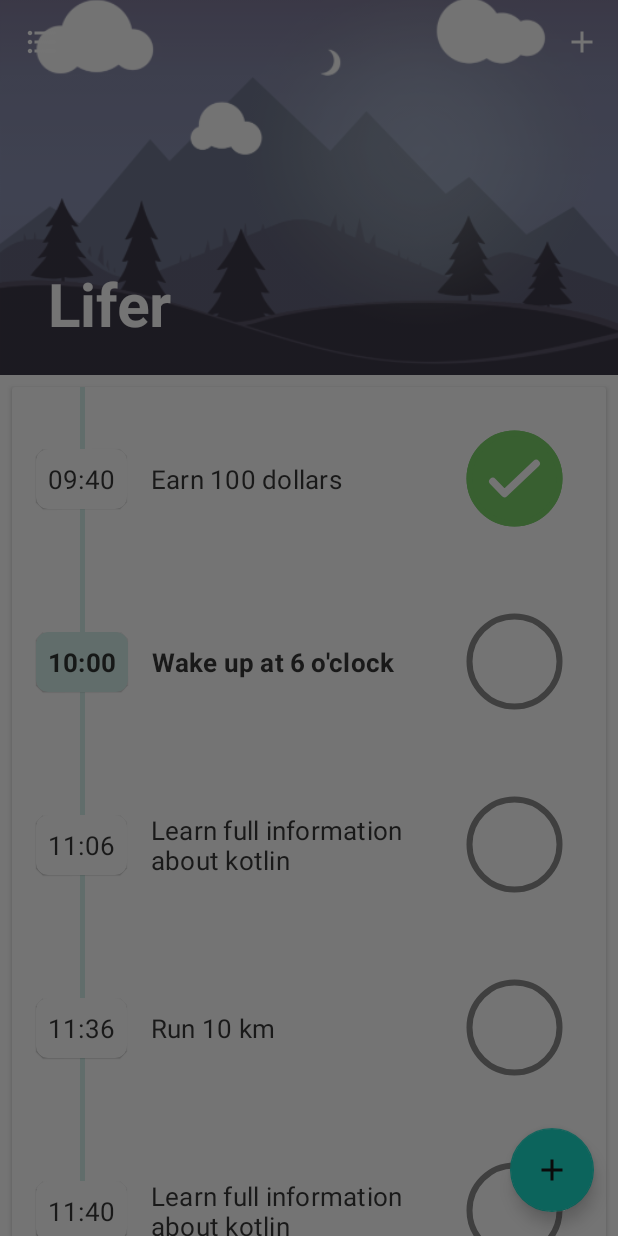
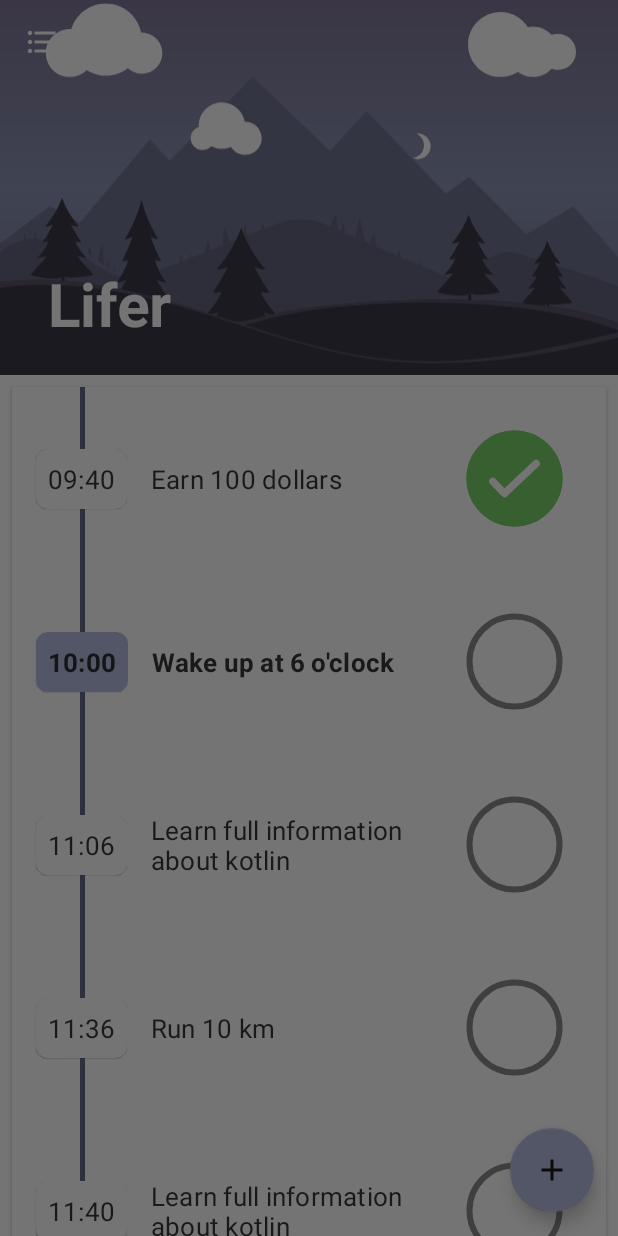
Before and after one commit to Halulkin/Lifer, an Android app: the fragment ScheduleFragment placed in its activity, after a tap on an icon or button, on a phone screen of 412 x 824 dp. Run offline under Robolectric (Android 15) with nearby library versions, the phone set to English and light mode, and no system bars; our stand-ins replace ButterKnife, Picasso; libraries missing offline, so code that uses them is left out: com.nineoldandroids.animation; 1 statement that could not run was skipped.

Commit message:
Обновление на маке

```diff
--- a/app/src/main/java/com/halulkin/lifer/MainActivity.java
+++ b/app/src/main/java/com/halulkin/lifer/MainActivity.java
@@ -3,27 +3,33 @@ package com.halulkin.lifer;
 import android.content.Intent;
 import android.graphics.drawable.Drawable;
 import android.os.Bundle;
-import com.google.android.material.appbar.AppBarLayout;
-import com.google.android.material.floatingactionbutton.FloatingActionButton;
-import androidx.fragment.app.FragmentManager;
-import androidx.appcompat.app.AppCompatActivity;
-import androidx.appcompat.widget.Toolbar;
-import android.view.Menu;
-import android.view.MenuItem;
 import android.view.View;
 import android.widget.ImageView;
 
+import androidx.appcompat.app.AppCompatActivity;
+import androidx.appcompat.widget.Toolbar;
+import androidx.fragment.app.FragmentManager;
+
+import com.google.android.material.appbar.AppBarLayout;
+import com.google.android.material.floatingactionbutton.FloatingActionButton;
 import com.halulkin.lifer.CreatorsActivity.NewScheduleActivity;
 import com.halulkin.lifer.CreatorsActivity.NewTargetTemplate;
 import com.halulkin.lifer.flowingdrawer_core.ElasticDrawer;
 import com.halulkin.lifer.flowingdrawer_core.FlowingDrawer;
+
+import butterknife.BindView;
+import butterknife.ButterKnife;
+import butterknife.OnClick;
 
 public class MainActivity extends AppCompatActivity implements AppBarLayout.OnOffsetChangedListener {
 
     public FlowingDrawer mDrawer;
     private AppBarLayout appBarLayout;
     private Toolbar toolbar;
-    private FloatingActionButton floatingActionButton;
+
+    @BindView(R.id.floating_action_button)
+    FloatingActionButton floating_action_button;
+
     private ImageView collapsingToolbarImage, collapsingToolbarImage2, collapsingToolbarImage3, collapsingToolbarImage4, collapsingToolbarImage5;
     private Drawable menuItemIconDrawable, navigationIconDrawable;
     public static int fragmentId = 1;
@@ -35,8 +41,7 @@ public class MainActivity extends AppCompatActivity implements AppBarLayout.OnOf
     protected void onCreate(Bundle savedInstanceState) {
         super.onCreate(savedInstanceState);
         setContentView(R.layout.activity_main);
-
-        floatingActionButton = findViewById(R.id.floating_action_button);
+        ButterKnife.bind(this);
 
         mDrawer = findViewById(R.id.drawerLayout);
         mDrawer.setTouchMode(ElasticDrawer.TOUCH_MODE_BEZEL);
@@ -53,6 +58,18 @@ public class MainActivity extends AppCompatActivity implements AppBarLayout.OnOf
 
         setupToolbar();
         setupMenu();
+
+    }
+
+    @OnClick(R.id.floating_action_button)
+    public void setFloating_action_button() {
+        if (fragmentId == 1) {
+            Intent intent = new Intent(MainActivity.this, NewTargetTemplate.class);
+            startActivity(intent);
+        } else if (fragmentId == 2) {
+            Intent intent = new Intent(MainActivity.this, NewScheduleActivity.class);
+            startActivity(intent);
+        }
     }
 
     public void expandToolbar() {
@@ -94,6 +111,7 @@ public class MainActivity extends AppCompatActivity implements AppBarLayout.OnOf
     }
 
     public void changeCollapsingToolbarImage(int imageNumber) {
+
         if (imageNumber == 1) {
             collapsingToolbarImage.setScaleType(ImageView.ScaleType.CENTER_CROP);
             collapsingToolbarImage.setImageResource(R.drawable._1);
@@ -116,35 +134,18 @@ public class MainActivity extends AppCompatActivity implements AppBarLayout.OnOf
         }
     }
 
-    @Override
-    public boolean onCreateOptionsMenu(Menu menu) {
-        getMenuInflater().inflate(R.menu.menu_main, menu);
-        menuItemIconDrawable = menu.findItem(R.id.action_create_new).getIcon();
-        navigationIconDrawable = toolbar.getNavigationIcon();
-
-        if (menuItemIconDrawable != null) {
-            menuItemIconDrawable.mutate();
-        }
-
-        return true;
-    }
-
-    @Override
-    public boolean onOptionsItemSelected(MenuItem item) {
-        switch (item.getItemId()) {
-            case R.id.action_create_new:
-                if (fragmentId == 1) {
-                    Intent intent = new Intent(MainActivity.this, NewTargetTemplate.class);
-                    startActivity(intent);
-                } else if (fragmentId == 2) {
-                    Intent intent = new Intent(MainActivity.this, NewScheduleActivity.class);
-                    startActivity(intent);
-                }
-                return true;
-            default:
-                return super.onOptionsItemSelected(item);
-        }
-    }
+//    @Override
+//    public boolean onCreateOptionsMenu(Menu menu) {
+//        getMenuInflater().inflate(R.menu.menu_main, menu);
+//        menuItemIconDrawable = menu.findItem(R.id.action_create_new).getIcon();
+//        navigationIconDrawable = toolbar.getNavigationIcon();
+//
+//        if (menuItemIconDrawable != null) {
+//            menuItemIconDrawable.mutate();
+//        }
+//
+//        return true;
+//    }
 
     @Override
     public void onOffsetChanged(AppBarLayout appBarLayout, int offset) {
--- a/app/src/main/java/com/halulkin/lifer/ScheduleFragment/ScheduleAdapter.java
+++ b/app/src/main/java/com/halulkin/lifer/ScheduleFragment/ScheduleAdapter.java
@@ -22,6 +22,7 @@ import java.util.ArrayList;
 import java.util.Calendar;
 import java.util.List;
 import java.util.Locale;
+import java.util.Objects;
 
 
 class ScheduleAdapter extends RecyclerView.Adapter<ScheduleAdapter.ViewHolder> {
@@ -57,7 +58,7 @@ class ScheduleAdapter extends RecyclerView.Adapter<ScheduleAdapter.ViewHolder> {
 
         try {
             Calendar cal = Calendar.getInstance();
-            cal.setTime(dateFormat.parse(time));
+            cal.setTime(Objects.requireNonNull(dateFormat.parse(time)));
             int hours = cal.get(Calendar.HOUR_OF_DAY);
             int minutes = cal.get(Calendar.MINUTE);
             parsedTime = (hours * 60) + minutes;
@@ -151,13 +152,8 @@ class ScheduleAdapter extends RecyclerView.Adapter<ScheduleAdapter.ViewHolder> {
         }
 
         private void startCheckAnimation() {
-            ValueAnimator animator = ValueAnimator.ofFloat(0f, 1f).setDuration(700);
-            animator.addUpdateListener(new ValueAnimator.AnimatorUpdateListener() {
-                @Override
-                public void onAnimationUpdate(ValueAnimator valueAnimator) {
-                    lvScheduleCheckBox.setProgress((Float) valueAnimator.getAnimatedValue());
-                }
-            });
+            ValueAnimator animator = ValueAnimator.ofFloat(0f, 1f).setDuration(450);
+            animator.addUpdateListener(valueAnimator -> lvScheduleCheckBox.setProgress((Float) valueAnimator.getAnimatedValue()));
 
             if (lvScheduleCheckBox.getProgress() == 0f) {
                 animator.start();
@@ -178,7 +174,7 @@ class ScheduleAdapter extends RecyclerView.Adapter<ScheduleAdapter.ViewHolder> {
 //        }
 
         public void setActiveColor() {
-            cvScheduleTime.setCardBackgroundColor(Color.parseColor("#D1EEE9"));
+            cvScheduleTime.setCardBackgroundColor(Color.parseColor("#b0b7dd"));
         }
 
         void setInActiveColor() {
--- a/app/src/main/java/com/halulkin/lifer/ScheduleFragment/ScheduleFragment.java
+++ b/app/src/main/java/com/halulkin/lifer/ScheduleFragment/ScheduleFragment.java
@@ -39,11 +39,11 @@ public class ScheduleFragment extends Fragment {
         ((MainActivity) Objects.requireNonNull(getActivity())).closeDrawer();
         ((MainActivity) Objects.requireNonNull(getActivity())).expandToolbar();
 
-        ((MainActivity)getActivity()).changeCollapsingToolbarImage(2);
+        ((MainActivity)getActivity()).changeCollapsingToolbarImage(1);
 
         rvSchedule = view.findViewById(R.id.rvSchedule);
         scheduleAdapter = new ScheduleAdapter();
-        linearLayoutManager = new LinearLayoutManager(getContext(), LinearLayoutManager.VERTICAL, false);
+        linearLayoutManager = new LinearLayoutManager(getContext(), RecyclerView.VERTICAL, false);
         rvSchedule.setLayoutManager(linearLayoutManager);
         rvSchedule.setAdapter(scheduleAdapter);
 
--- a/app/src/main/java/com/halulkin/lifer/TargetsFragment/TargetsFragment.java
+++ b/app/src/main/java/com/halulkin/lifer/TargetsFragment/TargetsFragment.java
@@ -1,5 +1,6 @@
 package com.halulkin.lifer.TargetsFragment;
 
+import android.annotation.SuppressLint;
 import android.os.Bundle;
 import androidx.annotation.NonNull;
 import androidx.annotation.Nullable;
@@ -32,6 +33,7 @@ public class TargetsFragment extends Fragment {
         return inflater.inflate(R.layout.targets_fragment, container, false);
     }
 
+    @SuppressLint("WrongConstant")
     @Override
     public void onViewCreated(@NonNull View view, @Nullable Bundle savedInstanceState) {
         super.onViewCreated(view, savedInstanceState);
@@ -59,35 +61,5 @@ public class TargetsFragment extends Fragment {
         targetsData.add(new TargetsModel("Wake up at 6 o'clock", "05.02.2019",false));
         targetsData.add(new TargetsModel("Run 1000 km", "05.02.2019",false));
         targetsData.add(new TargetsModel("Learn full information about kotlin", "2 weeks",false));
-        targetsData.add(new TargetsModel("Wake up at 6 o'clock", "1 month",false));
-        targetsData.add(new TargetsModel("Run 1000 km", "Tomorrow",false));
-        targetsData.add(new TargetsModel("Earn 1000 dollars", "Today",false));
-        targetsData.add(new TargetsModel("Wake up at 6 o'clock", "05.02.2019",false));
-        targetsData.add(new TargetsModel("Run 1000 km", "05.02.2019",false));
-        targetsData.add(new TargetsModel("Learn full information about kotlinkotlinkotlinkotlinkotlinkotlinkotlinkotlinkotlinkotlinkotlinkotlinkotlinkotlinkotlinkotlinkotlinkotlinkotlinkotlinkotlin", "05.02.2019",false));
-        targetsData.add(new TargetsModel("Wake up at 6 o'clock", "Today",false));
-        targetsData.add(new TargetsModel("Run 1000 km", "Tomorrow",false));
-        targetsData.add(new TargetsModel("Earn 1000 dollars", "Today",false));
-        targetsData.add(new TargetsModel("Wake up at 6 o'clock", "05.02.2019",false));
-        targetsData.add(new TargetsModel("Run 1000 km", "05.02.2019",false));
-        targetsData.add(new TargetsModel("Learn full information about kotlin", "05.02.2019",false));
-        targetsData.add(new TargetsModel("Wake up at 6 o'clock", "Today",false));
-        targetsData.add(new TargetsModel("Run 1000 km", "Tomorrow",false));
-        targetsData.add(new TargetsModel("Earn 1000 dollars", "Today",false));
-        targetsData.add(new TargetsModel("Wake up at 6 o'clock", "05.02.2019",false));
-        targetsData.add(new TargetsModel("Run 1000 km", "05.02.2019",false));
-        targetsData.add(new TargetsModel("Learn full information about kotlin", "05.02.2019",false));
-        targetsData.add(new TargetsModel("Wake up at 6 o'clock", "Today",false));
-        targetsData.add(new TargetsModel("Run 1000 km", "Tomorrow",false));
-        targetsData.add(new TargetsModel("Earn 1000 dollars", "Today",false));
-        targetsData.add(new TargetsModel("Wake up at 6 o'clock", "05.02.2019",false));
-        targetsData.add(new TargetsModel("Run 1000 km", "05.02.2019",false));
-        targetsData.add(new TargetsModel("Learn full information about kotlin", "05.02.2019",false));
-        targetsData.add(new TargetsModel("Wake up at 6 o'clock", "Today",false));
-        targetsData.add(new TargetsModel("Run 1000 km", "Tomorrow",false));
-        targetsData.add(new TargetsModel("Earn 1000 dollars", "Today",false));
-        targetsData.add(new TargetsModel("Wake up at 6 o'clock", "05.02.2019",false));
-        targetsData.add(new TargetsModel("Run 1000 km", "05.02.2019",false));
-        targetsData.add(new TargetsModel("Learn full information about kotlin", "05.02.2019",false));
     }
 }
--- a/app/src/main/res/drawable/drawer_highlight_color.xml
+++ b/app/src/main/res/drawable/drawer_highlight_color.xml
@@ -1,6 +1,3 @@
 <shape xmlns:android="http://schemas.android.com/apk/res/android" android:shape="rectangle">
-    <solid android:color="#59E1F5FE"/>
-    <!--<solid android:color="#59f0f0f0"/>-->
-
-    <!--<solid android:color="#E1F5FE"/>-->
+    <solid android:color="#26b0b5db"/>
 </shape>
--- a/app/src/main/res/layout/app_bar_main.xml
+++ b/app/src/main/res/layout/app_bar_main.xml
@@ -1,5 +1,6 @@
 <?xml version="1.0" encoding="utf-8"?>
 <androidx.coordinatorlayout.widget.CoordinatorLayout xmlns:android="http://schemas.android.com/apk/res/android"
+    xmlns:app="http://schemas.android.com/apk/res-auto"
     android:id="@+id/content"
     android:layout_width="match_parent"
     android:layout_height="match_parent"
@@ -24,8 +25,11 @@
         android:id="@+id/floating_action_button"
         android:layout_width="wrap_content"
         android:layout_height="wrap_content"
+        android:onClick="onCreateNew"
         android:layout_gravity="bottom|end"
+        android:outlineAmbientShadowColor="@color/black"
         android:layout_margin="16dp"
+        app:backgroundTint="@color/style_color_floating"
         android:src="@drawable/ic_add"/>
 
 </androidx.coordinatorlayout.widget.CoordinatorLayout>
--- a/app/src/main/res/layout/fragment_menu.xml
+++ b/app/src/main/res/layout/fragment_menu.xml
@@ -8,7 +8,7 @@
         android:layout_width="wrap_content"
         android:layout_height="match_parent"
         android:layout_gravity="start"
-        android:background="@android:color/transparent"
+        android:background="@android:color/white"
         app:headerLayout="@layout/view_global_menu_header"
         app:itemIconTint="@color/drawer_item_icon_color"
         app:itemTextColor="@color/drawer_item_text_color"
--- a/app/src/main/res/layout/schedule_fragment.xml
+++ b/app/src/main/res/layout/schedule_fragment.xml
@@ -7,6 +7,7 @@
     android:layout_marginStart="8dp"
     android:layout_marginTop="8dp"
     android:layout_marginEnd="8dp"
+    android:theme="@style/CustomTheme"
     card_view:cardCornerRadius="8dp"
     card_view:cardElevation="1dp">
 
--- a/app/src/main/res/layout/targets_fragment.xml
+++ b/app/src/main/res/layout/targets_fragment.xml
@@ -5,4 +5,5 @@
     android:layout_width="match_parent"
     android:layout_height="match_parent"
     android:scrollbars="none"
+    android:theme="@style/CustomTheme"
     app:layout_behavior="@string/appbar_scrolling_view_behavior" />
--- a/app/src/main/res/layout/view_feed_toolbar.xml
+++ b/app/src/main/res/layout/view_feed_toolbar.xml
@@ -20,14 +20,6 @@
         android:fitsSystemWindows="true"
         app:layout_collapseMode="parallax"
         app:layout_collapseParallaxMultiplier="0.5" />
-
-    <ImageView
-        android:id="@+id/expandedImage4"
-        android:layout_width="match_parent"
-        android:layout_height="match_parent"
-        android:fitsSystemWindows="true"
-        app:layout_collapseMode="parallax"
-        app:layout_collapseParallaxMultiplier="0." />
 
     <ImageView
         android:id="@+id/expandedImage3"
@@ -53,6 +45,14 @@
         app:layout_collapseMode="parallax"
         app:layout_collapseParallaxMultiplier="0.1" />
 
+    <ImageView
+        android:id="@+id/expandedImage4"
+        android:layout_width="match_parent"
+        android:layout_height="match_parent"
+        android:fitsSystemWindows="true"
+        app:layout_collapseMode="parallax"
+        app:layout_collapseParallaxMultiplier="0.4" />
+
     <androidx.appcompat.widget.Toolbar
         android:id="@+id/toolbar"
         android:layout_width="match_parent"
--- a/app/src/main/res/values/colors.xml
+++ b/app/src/main/res/values/colors.xml
@@ -1,11 +1,12 @@
 <?xml version="1.0" encoding="utf-8"?>
 <resources>
-    <color name="style_color_primary">#efafaf</color>
-    <color name="style_color_primary_dark">#bb7f80</color>
-    <color name="style_color_light">#ffe1e1</color>
-    <color name="style_color_accent">#D1EEE9</color>
+    <color name="style_color_primary">#8085a9</color>
+    <color name="style_color_primary_dark">#53587a</color>
+    <color name="style_color_light">#b0b5db</color>
+    <color name="style_color_accent">#555b7c</color>
     <color name="style_color_accent2">#C0E9E5</color>
     <color name="style_color_accent3">#CCEBE6</color>
+    <color name="style_color_floating">#b0b7dd</color>
 
 
     <color name="fab_color_pressed">#007787</color>
@@ -17,6 +18,7 @@
     <color name="green">#64DD17</color>
     <color name="dark_green">#9964DD17</color>
     <color name="black">#000000</color>
+
 
     <!--<color name="style_color_primary">#2d5d82</color>-->
     <!--<color name="style_color_primary_dark">#21425d</color>-->
--- a/app/src/main/res/values/styles.xml
+++ b/app/src/main/res/values/styles.xml
@@ -8,10 +8,17 @@
     <style name="AppTheme" parent="Theme.AppCompat.Light.NoActionBar">
         <item name="colorPrimary">@color/style_color_primary</item>
         <item name="colorPrimaryDark">@color/style_color_primary_dark</item>
+        <item name="android:colorEdgeEffect">@color/red</item>
         <item name="colorAccent">@color/style_color_accent</item>
         <item name="colorControlHighlight">@color/fab_color_pressed</item>
         <item name="android:windowTranslucentStatus">true</item>
         <item name="android:windowTranslucentNavigation">true</item>
+    </style>
+
+    <style name="CustomTheme" parent="Theme.AppCompat.Light.DarkActionBar">
+        <item name="colorPrimary">@color/style_color_primary</item>
+        <item name="colorPrimaryDark">@color/style_color_primary_dark</item>
+        <item name="colorAccent">@color/style_color_accent</item>
     </style>
 
     <style name="AppThemeWhite" parent="Theme.AppCompat.Light.NoActionBar">
@@ -36,7 +43,6 @@
         <item name="android:textColor">@color/white</item>
         <item name="android:textStyle">bold</item>
         <item name="android:typeface">sans</item>
-
     </style>
 
     <style name="DrawerItemsTextAppearance" parent="@android:style/TextAppearance.Medium">
--- a/build.gradle
+++ b/build.gradle
@@ -7,10 +7,10 @@ buildscript {
         mavenCentral()
     }
     dependencies {
-        classpath 'com.android.tools.build:gradle:3.3.1'
+        classpath 'com.android.tools.build:gradle:3.4.1'
         classpath 'com.jfrog.bintray.gradle:gradle-bintray-plugin:1.4'
         classpath 'com.github.dcendents:android-maven-gradle-plugin:1.5'
-
+        classpath 'com.jakewharton:butterknife-gradle-plugin:10.1.0'
 
         // NOTE: Do not place your application dependencies here; they belong
         // in the individual module build.gradle files
```
Also changed, not shown: app/build.gradle (+16 -6 lines), gradle/wrapper/gradle-wrapper.properties, 1 other file.
